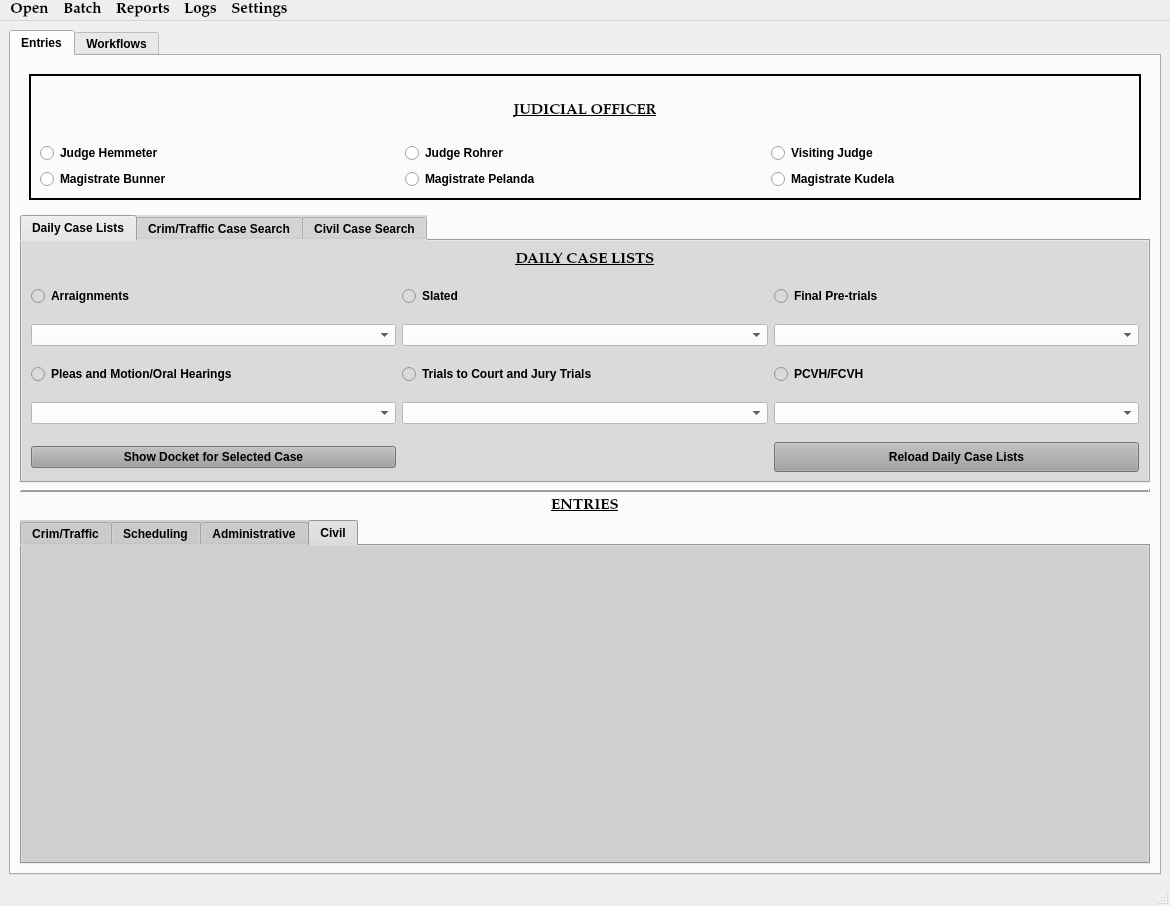
Above: munientry/views/ui/MainWindow.ui from HunterProgram22/MuniEntry before the change. Below: the same form after it.
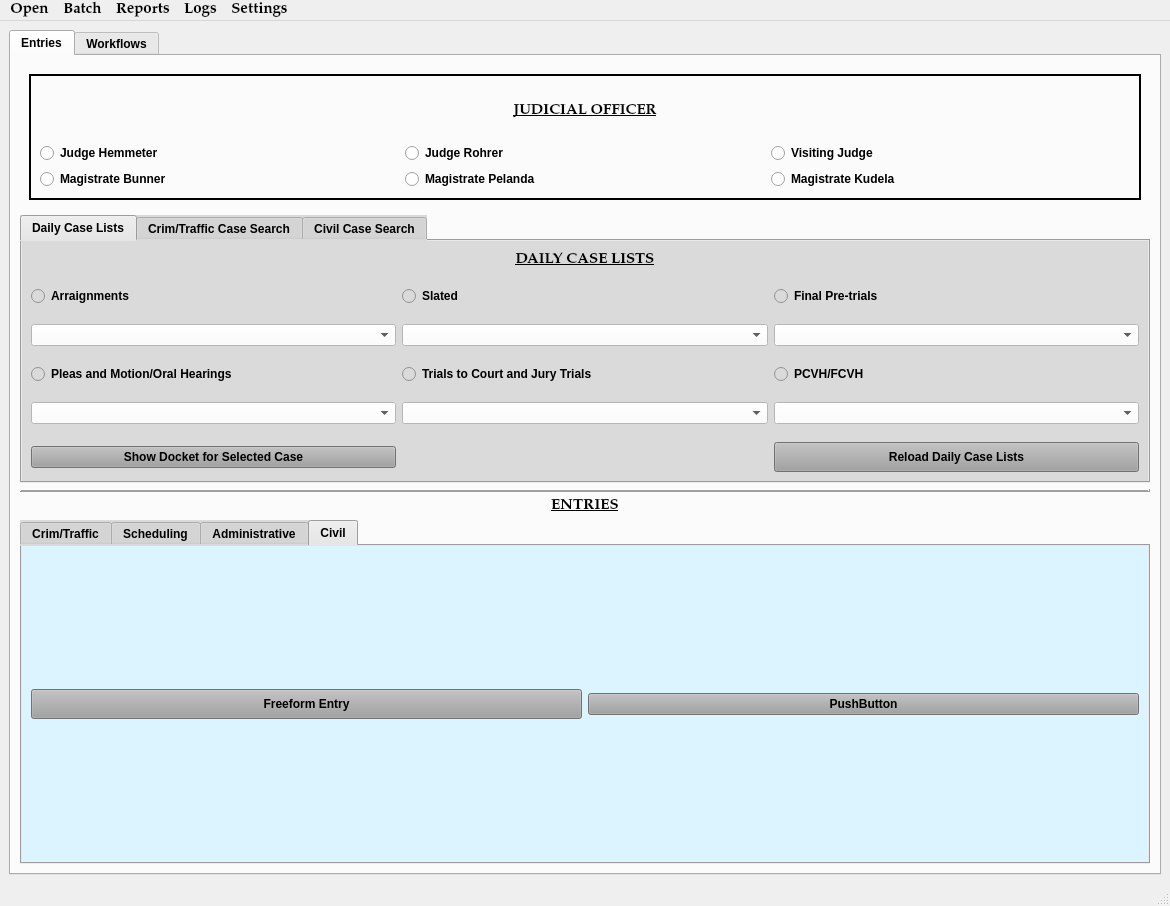
That is the form after the change. The open tabs and pages were chosen to show the change. Custom widgets are drawn as their Qt base class.

Commit message: Added civil buttons and changed civil color.

Diff of the .ui file:
```diff
--- a/munientry/views/ui/MainWindow.ui
+++ b/munientry/views/ui/MainWindow.ui
@@ -551,7 +551,7 @@
           <item row="1" column="0">
            <widget class="QTabWidget" name="tabWidget">
             <property name="styleSheet">
-             <string notr="true">background-color: rgb(208, 208, 208);</string>
+             <string notr="true">background-color: rgb(218, 218, 218);</string>
             </property>
             <property name="currentIndex">
              <number>0</number>
@@ -1173,9 +1173,40 @@
              </layout>
             </widget>
             <widget class="QWidget" name="civil_Tab">
+             <property name="styleSheet">
+              <string notr="true">background-color: rgb(220, 244, 255);</string>
+             </property>
              <attribute name="title">
               <string>Civil</string>
              </attribute>
+             <layout class="QGridLayout" name="gridLayout_21">
+              <item row="0" column="0">
+               <widget class="QPushButton" name="CivilFreeFormEntryButton">
+                <property name="minimumSize">
+                 <size>
+                  <width>120</width>
+                  <height>30</height>
+                 </size>
+                </property>
+                <property name="styleSheet">
+                 <string notr="true">background-color: rgb(160, 160, 160);</string>
+                </property>
+                <property name="text">
+                 <string>Freeform Entry</string>
+                </property>
+               </widget>
+              </item>
+              <item row="0" column="1">
+               <widget class="QPushButton" name="pushButton">
+                <property name="styleSheet">
+                 <string notr="true">background-color: rgb(160, 160, 160);</string>
+                </property>
+                <property name="text">
+                 <string>PushButton</string>
+                </property>
+               </widget>
+              </item>
+             </layout>
             </widget>
            </widget>
           </item>
```
The commit also changes 1 other file.
